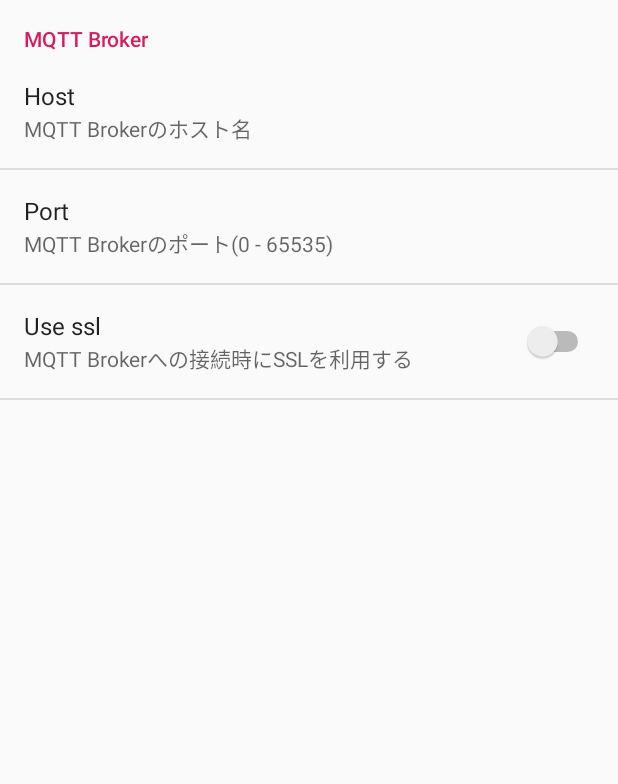
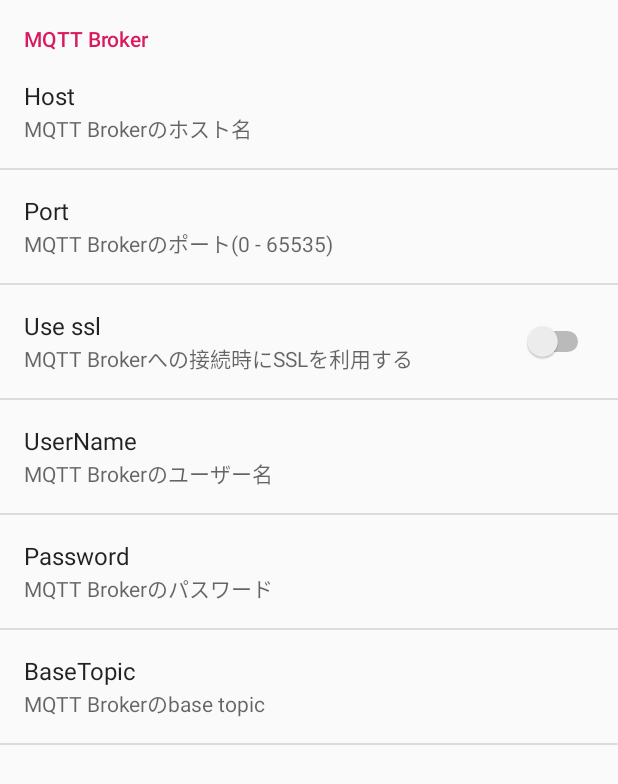
Before and after one commit to RoboticBase/fiware_xperiahello, an Android app: the fragment SettingsFragment shown on its own in the app's theme, on a phone screen of 412 x 824 dp. Shown: the top 784 px of the screen. Run offline under Robolectric (Android 15) with nearby library versions, the phone set to English and light mode, and no system bars; libraries missing offline, so code that uses them is left out: jp.co.tis.

Commit message:
connect and publish message to MQTT Broker using org.eclipse.paho

```diff
--- a/app/src/main/AndroidManifest.xml
+++ b/app/src/main/AndroidManifest.xml
@@ -1,6 +1,10 @@
 <?xml version="1.0" encoding="utf-8"?>
 <manifest xmlns:android="http://schemas.android.com/apk/res/android"
     package="jp.co.tis.stc.roboticbase.core.fiware_xperiahello">
+
+    <uses-permission android:name="android.permission.INTERNET" />
+    <uses-permission android:name="android.permission.WAKE_LOCK" />
+    <uses-permission android:name="android.permission.ACCESS_NETWORK_STATE" />
 
     <application
         android:allowBackup="true"
@@ -17,6 +21,7 @@
         </activity>
         <activity android:name=".OperationActivity" />
         <activity android:name=".SettingsActivity" />
+        <service android:name="org.eclipse.paho.android.service.MqttService" />
     </application>
 
 </manifest>
--- a/app/src/main/res/values/strings.xml
+++ b/app/src/main/res/values/strings.xml
@@ -3,12 +3,24 @@
     <string name="settings">Settings</string>
     <string name="cancel">Cancel</string>
     <string name="settings_cagetogy_broker">MQTT Broker</string>
+    <string name="settings_item_mqtt_host_key">host</string>
     <string name="settings_item_mqtt_host_title">Host</string>
     <string name="settings_item_mqtt_host_summary">MQTT Brokerのホスト名</string>
+    <string name="settings_item_mqtt_port_key">port</string>
     <string name="settings_item_mqtt_port_title">Port</string>
     <string name="settings_item_mqtt_port_summary">MQTT Brokerのポート(0 - 65535)</string>
+    <string name="settings_item_mqtt_use_ssl_key">use_ssl</string>
     <string name="settings_item_mqtt_use_ssl_title">Use ssl</string>
     <string name="settings_item_mqtt_use_ssl_summary">MQTT Brokerへの接続時にSSLを利用する</string>
+    <string name="settings_item_mqtt_username_key">username</string>
+    <string name="settings_item_mqtt_username_title">UserName</string>
+    <string name="settings_item_mqtt_username_summary">MQTT Brokerのユーザー名</string>
+    <string name="settings_item_mqtt_password_key">password</string>
+    <string name="settings_item_mqtt_password_title">Password</string>
+    <string name="settings_item_mqtt_password_summary">MQTT Brokerのパスワード</string>
+    <string name="settings_item_mqtt_base_topic_key">base_topic</string>
+    <string name="settings_item_mqtt_base_topic_title">BaseTopic</string>
+    <string name="settings_item_mqtt_base_topic_summary">MQTT Brokerのbase topic</string>
     <string name="main_title">RoboticBase-core</string>
     <string name="main_button">デモを\n始める</string>
     <string name="triangle_button">\u25B3</string>
--- a/app/src/main/res/xml/preferences.xml
+++ b/app/src/main/res/xml/preferences.xml
@@ -3,21 +3,40 @@
     <PreferenceCategory android:title="@string/settings_cagetogy_broker">
 
         <EditTextPreference
-            android:key="mqtt_host"
+            android:key="@string/settings_item_mqtt_host_key"
             android:selectAllOnFocus="true"
             android:singleLine="true"
             android:title="@string/settings_item_mqtt_host_title"
             android:summary="@string/settings_item_mqtt_host_summary"/>
         <EditTextPreference
-            android:key="mqtt_port"
+            android:key="@string/settings_item_mqtt_port_key"
             android:selectAllOnFocus="true"
             android:singleLine="true"
             android:title="@string/settings_item_mqtt_port_title"
             android:summary="@string/settings_item_mqtt_port_summary"/>
         <SwitchPreference
             android:defaultValue="false"
-            android:key="mqtt_use_ssl"
+            android:key="@string/settings_item_mqtt_use_ssl_key"
             android:title="@string/settings_item_mqtt_use_ssl_title"
             android:summary="@string/settings_item_mqtt_use_ssl_summary"/>
+        <EditTextPreference
+            android:key="@string/settings_item_mqtt_username_key"
+            android:selectAllOnFocus="true"
+            android:singleLine="true"
+            android:title="@string/settings_item_mqtt_username_title"
+            android:summary="@string/settings_item_mqtt_username_summary"/>
+        <EditTextPreference
+            android:key="@string/settings_item_mqtt_password_key"
+            android:selectAllOnFocus="true"
+            android:singleLine="true"
+            android:title="@string/settings_item_mqtt_password_title"
+            android:summary="@string/settings_item_mqtt_password_summary"
+            android:inputType="textPassword"/>
+        <EditTextPreference
+            android:key="@string/settings_item_mqtt_base_topic_key"
+            android:selectAllOnFocus="true"
+            android:singleLine="true"
+            android:title="@string/settings_item_mqtt_base_topic_title"
+            android:summary="@string/settings_item_mqtt_base_topic_summary"/>
     </PreferenceCategory>
 </PreferenceScreen>
```
Also changed, not shown: app/build.gradle (+8 -0 lines), app/src/main/java/jp/co/tis/stc/roboticbase/core/fiware_xperiahello/OperationActivity.kt (+93 -27 lines).
